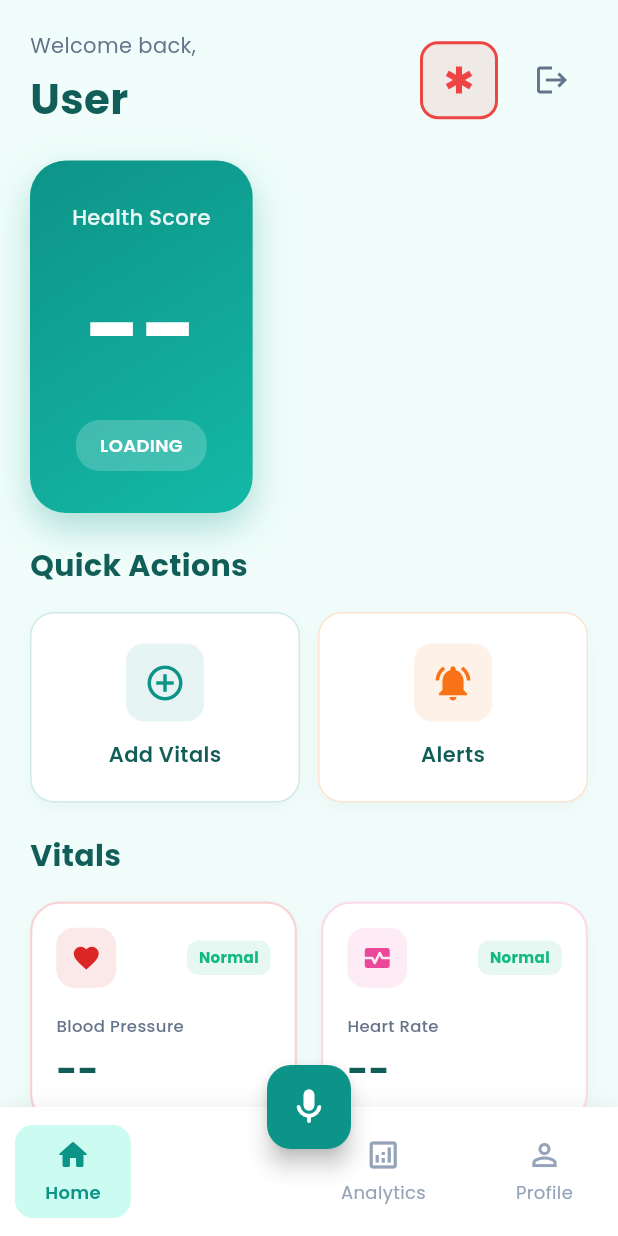
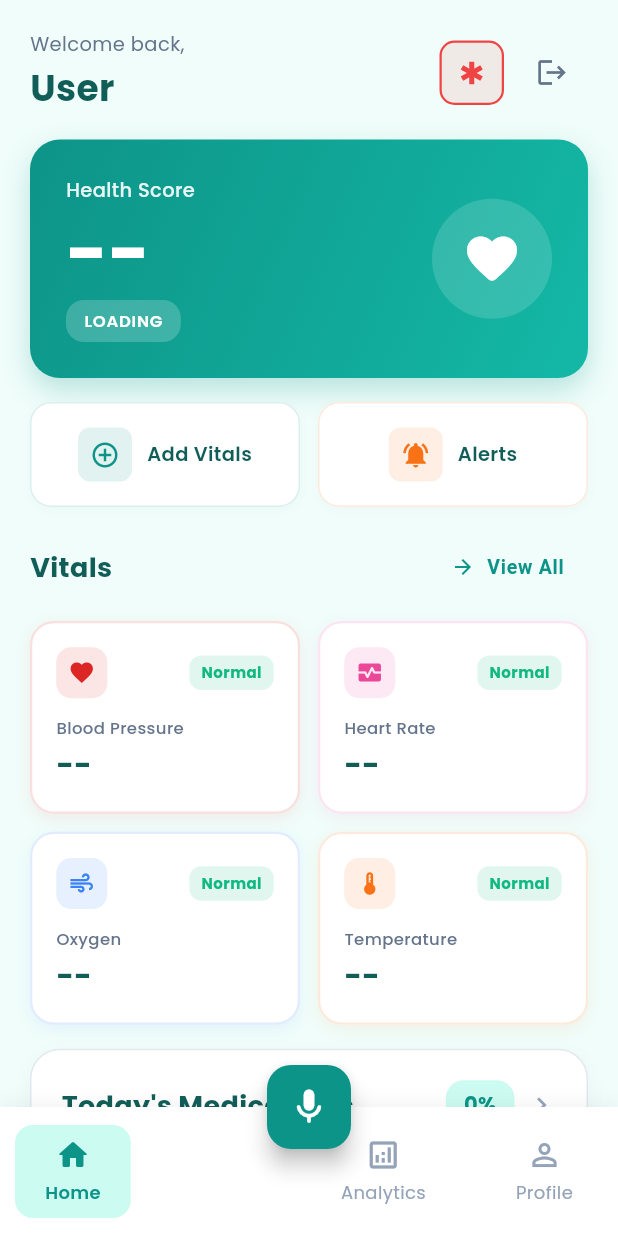
Before and after one commit to ameenamuneer/carePal, a Flutter app: the DashboardScreen screen opened directly, on a phone screen of 412 x 824 dp. Run offline on Flutter 3.47's test engine with Material 3 defaults, Android fonts, the phone set to English and light mode, and no system bars; our stand-ins replace dio, fl_chart, font_awesome_flutter, google_fonts, shared_preferences, table_calendar; accounts and stored records are empty; network calls fail.

Commit message:
feat: Introduce backend and frontend health check scripts, correct vital types API endpoint, and refine dashboard UI spacing and element sizes.

```diff
--- a/carepal_app/lib/screens/dashboard_screen.dart
+++ b/carepal_app/lib/screens/dashboard_screen.dart
@@ -214,13 +214,13 @@ class _HomeTab extends StatelessWidget {
           crossAxisAlignment: CrossAxisAlignment.start,
           children: [
             _buildHeader(context),
-            const SizedBox(height: 20),
+            const SizedBox(height: 16),
             _buildHealthScoreCard(),
-            const SizedBox(height: 20),
+            const SizedBox(height: 16),
             _buildQuickActions(context),
-            const SizedBox(height: 20),
+            const SizedBox(height: 16),
             _buildVitalsSection(context),
-            const SizedBox(height: 20),
+            const SizedBox(height: 16),
             _buildMedicationsSection(context),
             const SizedBox(height: 100),
           ],
@@ -238,13 +238,13 @@ class _HomeTab extends StatelessWidget {
           children: [
             Text(
               'Welcome back,',
-              style: TextStyle(fontSize: 14, color: AppColors.textSecondary),
+              style: TextStyle(fontSize: 13, color: AppColors.textSecondary),
             ),
-            const SizedBox(height: 4),
+            const SizedBox(height: 2),
             Text(
               name,
               style: TextStyle(
-                fontSize: 28,
+                fontSize: 24,
                 fontWeight: FontWeight.bold,
                 color: AppColors.textPrimary,
               ),
@@ -253,22 +253,25 @@ class _HomeTab extends StatelessWidget {
         ),
         Row(
           children: [
-            // Emergency button
             GestureDetector(
               onTap: () => _showEmergencyDialog(context),
               child: Container(
-                padding: const EdgeInsets.all(12),
+                padding: const EdgeInsets.all(10),
                 decoration: BoxDecoration(
                   color: AppColors.error.withOpacity(0.1),
-                  borderRadius: BorderRadius.circular(12),
-                  border: Border.all(color: AppColors.error, width: 2),
+                  borderRadius: BorderRadius.circular(10),
+                  border: Border.all(color: AppColors.error, width: 1.5),
                 ),
-                child: Icon(Icons.emergency, color: AppColors.error, size: 24),
+                child: Icon(Icons.emergency, color: AppColors.error, size: 20),
               ),
             ),
-            const SizedBox(width: 12),
+            const SizedBox(width: 8),
             IconButton(
-              icon: Icon(Icons.logout, color: AppColors.textSecondary),
+              icon: Icon(
+                Icons.logout,
+                color: AppColors.textSecondary,
+                size: 22,
+              ),
               onPressed: () => _handleLogout(context),
             ),
           ],
@@ -409,54 +412,76 @@ class _HomeTab extends StatelessWidget {
         final category = provider.healthScore?.category ?? 'Loading';
 
         return Container(
-          padding: const EdgeInsets.all(28),
+          padding: const EdgeInsets.all(24),
           decoration: BoxDecoration(
             gradient: AppColors.primaryGradient,
-            borderRadius: BorderRadius.circular(24),
+            borderRadius: BorderRadius.circular(20),
             boxShadow: [
               BoxShadow(
-                color: AppColors.primary.withOpacity(0.3),
-                blurRadius: 20,
-                offset: const Offset(0, 10),
+                color: AppColors.primary.withOpacity(0.25),
+                blurRadius: 15,
+                offset: const Offset(0, 8),
               ),
             ],
           ),
+          child: Row(
+            children: [
+              Expanded(
                 child: Column(
+                  crossAxisAlignment: CrossAxisAlignment.start,
                   children: [
                     Text(
                       'Health Score',
                       style: TextStyle(
                         color: Colors.white.withOpacity(0.9),
-                  fontSize: 14,
+                        fontSize: 13,
                         fontWeight: FontWeight.w500,
                       ),
                     ),
-              const SizedBox(height: 16),
+                    const SizedBox(height: 8),
                     Text(
                       score > 0 ? '$score' : '--',
                       style: const TextStyle(
                         color: Colors.white,
-                  fontSize: 64,
+                        fontSize: 48,
                         fontWeight: FontWeight.bold,
+                        height: 1,
                       ),
                     ),
-              const SizedBox(height: 12),
+                    const SizedBox(height: 8),
                     Container(
                       padding: const EdgeInsets.symmetric(
-                  horizontal: 16,
-                  vertical: 8,
+                        horizontal: 12,
+                        vertical: 6,
                       ),
                       decoration: BoxDecoration(
                         color: Colors.white.withOpacity(0.2),
-                  borderRadius: BorderRadius.circular(16),
+                        borderRadius: BorderRadius.circular(12),
                       ),
                       child: Text(
                         category.toUpperCase(),
                         style: const TextStyle(
                           color: Colors.white,
-                    fontSize: 12,
+                          fontSize: 11,
                           fontWeight: FontWeight.w600,
+                          letterSpacing: 0.5,
                         ),
+                      ),
+                    ),
+                  ],
+                ),
+              ),
+              Container(
+                width: 80,
+                height: 80,
+                decoration: BoxDecoration(
+                  color: Colors.white.withOpacity(0.15),
+                  shape: BoxShape.circle,
+                ),
+                child: const Icon(
+                  Icons.favorite_rounded,
+                  color: Colors.white,
+                  size: 40,
                 ),
               ),
             ],
@@ -467,19 +492,7 @@ class _HomeTab extends StatelessWidget {
   }
 
   Widget _buildQuickActions(BuildContext context) {
-    return Column(
-      crossAxisAlignment: CrossAxisAlignment.start,
-      children: [
-        Text(
-          'Quick Actions',
-          style: TextStyle(
-            fontSize: 20,
-            fontWeight: FontWeight.bold,
-            color: AppColors.textPrimary,
-          ),
-        ),
-        const SizedBox(height: 16),
-        Row(
+    return Row(
       children: [
         Expanded(
           child: _buildActionCard(
@@ -511,8 +524,6 @@ class _HomeTab extends StatelessWidget {
           ),
         ),
       ],
-        ),
-      ],
     );
   }
 
@@ -525,34 +536,35 @@ class _HomeTab extends StatelessWidget {
     return GestureDetector(
       onTap: onTap,
       child: Container(
-        padding: const EdgeInsets.all(20),
+        padding: const EdgeInsets.symmetric(vertical: 16, horizontal: 12),
         decoration: BoxDecoration(
           color: AppColors.surface,
-          borderRadius: BorderRadius.circular(16),
-          border: Border.all(color: color.withOpacity(0.2)),
+          borderRadius: BorderRadius.circular(14),
+          border: Border.all(color: color.withOpacity(0.15)),
           boxShadow: [
             BoxShadow(
-              color: Colors.black.withOpacity(0.03),
-              blurRadius: 10,
-              offset: const Offset(0, 4),
+              color: Colors.black.withOpacity(0.02),
+              blurRadius: 6,
+              offset: const Offset(0, 2),
             ),
           ],
         ),
-        child: Column(
+        child: Row(
+          mainAxisAlignment: MainAxisAlignment.center,
           children: [
             Container(
-              padding: const EdgeInsets.all(12),
+              padding: const EdgeInsets.all(8),
               decoration: BoxDecoration(
-                color: color.withOpacity(0.1),
-                borderRadius: BorderRadius.circular(12),
+                color: color.withOpacity(0.12),
+                borderRadius: BorderRadius.circular(8),
               ),
-              child: Icon(icon, color: color, size: 28),
+              child: Icon(icon, color: color, size: 20),
             ),
-            const SizedBox(height: 12),
+            const SizedBox(width: 10),
             Text(
               label,
               style: TextStyle(
-                fontSize: 14,
+                fontSize: 13,
                 fontWeight: FontWeight.w600,
                 color: AppColors.textPrimary,
               ),
@@ -567,15 +579,38 @@ class _HomeTab extends StatelessWidget {
     return Column(
       crossAxisAlignment: CrossAxisAlignment.start,
       children: [
+        Row(
+          mainAxisAlignment: MainAxisAlignment.spaceBetween,
+          children: [
             Text(
               'Vitals',
               style: TextStyle(
-            fontSize: 20,
+                fontSize: 18,
                 fontWeight: FontWeight.bold,
                 color: AppColors.textPrimary,
               ),
             ),
-        const SizedBox(height: 16),
+            TextButton.icon(
+              onPressed: () {
+                // TODO: Navigate to all vitals screen
+              },
+              icon: Icon(
+                Icons.arrow_forward,
+                size: 16,
+                color: AppColors.primary,
+              ),
+              label: Text(
+                'View All',
+                style: TextStyle(
+                  fontSize: 13,
+                  color: AppColors.primary,
+                  fontWeight: FontWeight.w600,
+                ),
+              ),
+            ),
+          ],
+        ),
+        const SizedBox(height: 12),
         Consumer<DashboardProvider>(
           builder: (context, provider, _) {
             final vitals = provider.vitalsSummary ?? {};
@@ -583,9 +618,9 @@ class _HomeTab extends StatelessWidget {
               crossAxisCount: 2,
               shrinkWrap: true,
               physics: const NeverScrollableScrollPhysics(),
-              mainAxisSpacing: 16,
-              crossAxisSpacing: 16,
-              childAspectRatio: 1.2,
+              mainAxisSpacing: 12,
+              crossAxisSpacing: 12,
+              childAspectRatio: 1.4, // More compact ratio
               children: [
                 _buildVitalCard(
                   context,
@@ -637,18 +672,59 @@ class _HomeTab extends StatelessWidget {
   ) {
     String value = '--';
     String unit = '';
+    String status = 'Normal';
+    Color statusColor = AppColors.success;
 
     if (summary?.latestReading != null) {
       final latest = summary.latestReading;
       if (code == 'BP' && latest['values'] != null) {
-        value =
-            '${latest['values']['systolic']}/${latest['values']['diastolic']}';
+        final systolic = latest['values']['systolic'];
+        final diastolic = latest['values']['diastolic'];
+        value = '$systolic/$diastolic';
         unit = 'mmHg';
+
+        // BP status logic
+        if (systolic > 140 || diastolic > 90) {
+          status = 'High';
+          statusColor = AppColors.error;
+        } else if (systolic > 130 || diastolic > 85) {
+          status = 'Elevated';
+          statusColor = AppColors.warning;
+        }
       } else if (latest['value'] != null) {
-        value = latest['value'].toString();
-        if (code == 'HR') unit = 'bpm';
-        if (code == 'SPO2') unit = '%';
-        if (code == 'TEMP') unit = '°F';
+        final val = latest['value'];
+        value = val.toString();
+
+        // Set unit and status based on vital type
+        switch (code) {
+          case 'HR':
+            unit = 'bpm';
+            if (val < 60) {
+              status = 'Low';
+              statusColor = AppColors.warning;
+            } else if (val > 100) {
+              status = 'High';
+              statusColor = AppColors.error;
+            }
+            break;
+          case 'SPO2':
+            unit = '%';
+            if (val < 95) {
+              status = 'Low';
+              statusColor = AppColors.error;
+            }
+            break;
+          case 'TEMP':
+            unit = '°F';
+            if (val > 99.5) {
+              status = 'Fever';
+              statusColor = AppColors.error;
+            } else if (val < 97) {
+              status = 'Low';
+              statusColor = AppColors.warning;
+            }
+            break;
+        }
       }
     }
 
@@ -670,30 +746,31 @@ class _HomeTab extends StatelessWidget {
         padding: const EdgeInsets.all(16),
         decoration: BoxDecoration(
           color: AppColors.surface,
-          borderRadius: BorderRadius.circular(20),
-          border: Border.all(color: color.withOpacity(0.2), width: 1.5),
+          borderRadius: BorderRadius.circular(16),
+          border: Border.all(color: color.withOpacity(0.15), width: 1.5),
           boxShadow: [
             BoxShadow(
-              color: Colors.black.withOpacity(0.03),
-              blurRadius: 10,
-              offset: const Offset(0, 4),
+              color: color.withOpacity(0.08),
+              blurRadius: 8,
+              offset: const Offset(0, 3),
             ),
           ],
         ),
         child: Column(
           crossAxisAlignment: CrossAxisAlignment.start,
-          mainAxisAlignment: MainAxisAlignment.spaceBetween,
+          mainAxisSize: MainAxisSize.min,
           children: [
+            // Header row: Icon + Status badge
             Row(
               mainAxisAlignment: MainAxisAlignment.spaceBetween,
               children: [
                 Container(
-                  padding: const EdgeInsets.all(10),
+                  padding: const EdgeInsets.all(8),
                   decoration: BoxDecoration(
-                    color: color.withOpacity(0.1),
-                    borderRadius: BorderRadius.circular(12),
+                    color: color.withOpacity(0.12),
+                    borderRadius: BorderRadius.circular(10),
                   ),
-                  child: Icon(icon, color: color, size: 20),
+                  child: Icon(icon, color: color, size: 18),
                 ),
                 Container(
                   padding: const EdgeInsets.symmetric(
@@ -701,23 +778,24 @@ class _HomeTab extends StatelessWidget {
                     vertical: 4,
                   ),
                   decoration: BoxDecoration(
-                    color: AppColors.success.withOpacity(0.1),
+                    color: statusColor.withOpacity(0.12),
                     borderRadius: BorderRadius.circular(8),
                   ),
                   child: Text(
-                    'Normal',
+                    status,
                     style: TextStyle(
                       fontSize: 10,
                       fontWeight: FontWeight.bold,
-                      color: AppColors.success,
+                      color: statusColor,
+                      letterSpacing: 0.3,
                     ),
                   ),
                 ),
               ],
             ),
-            Column(
-              crossAxisAlignment: CrossAxisAlignment.start,
-              children: [
+            const SizedBox(height: 12),
+
+            // Vital name
             Text(
               name,
               style: TextStyle(
@@ -725,37 +803,40 @@ class _HomeTab extends StatelessWidget {
                 color: AppColors.textSecondary,
                 fontWeight: FontWeight.w500,
               ),
+              maxLines: 1,
+              overflow: TextOverflow.ellipsis,
             ),
             const SizedBox(height: 4),
+
+            // Value
             Row(
-                  crossAxisAlignment: CrossAxisAlignment.end,
+              crossAxisAlignment: CrossAxisAlignment.baseline,
+              textBaseline: TextBaseline.alphabetic,
               children: [
                 Flexible(
                   child: Text(
                     value,
                     style: TextStyle(
-                          fontSize: 24,
+                      fontSize: 20,
                       fontWeight: FontWeight.bold,
                       color: AppColors.textPrimary,
+                      height: 1.2,
                     ),
+                    maxLines: 1,
                     overflow: TextOverflow.ellipsis,
                   ),
                 ),
                 if (unit.isNotEmpty) ...[
                   const SizedBox(width: 4),
-                      Padding(
-                        padding: const EdgeInsets.only(bottom: 2),
-                        child: Text(
+                  Text(
                     unit,
                     style: TextStyle(
                       fontSize: 11,
                       color: AppColors.textSecondary,
-                          ),
+                      fontWeight: FontWeight.w500,
                     ),
                   ),
                 ],
-                  ],
-                ),
               ],
             ),
           ],
--- a/carepal_app/lib/screens/profile/settings_screen.dart
+++ b/carepal_app/lib/screens/profile/settings_screen.dart
@@ -185,7 +185,7 @@ class _SettingsScreenState extends State<SettingsScreen> {
           Switch(
             value: value,
             onChanged: onChanged,
-            activeColor: AppColors.primary,
+            activeThumbColor: AppColors.primary,
           ),
         ],
       ),
--- a/carepal_app/lib/services/vitals_service.dart
+++ b/carepal_app/lib/services/vitals_service.dart
@@ -69,7 +69,7 @@ class VitalsService {
   // Get vital types
   Future<List<VitalType>> getVitalTypes() async {
     try {
-      final response = await _api.get('/api/v1/vitals/types/');
+      final response = await _api.get('/api/v1/vitals/vital-types/');
       final results = response.data['results'] as List;
       return results.map((json) => VitalType.fromJson(json)).toList();
     } catch (e) {
```
Also changed, not shown: carepal_app/check_frontend.dart (added, +39 -0 lines), 2 other files. Lines whose indentation alone changed are shown as unchanged.
